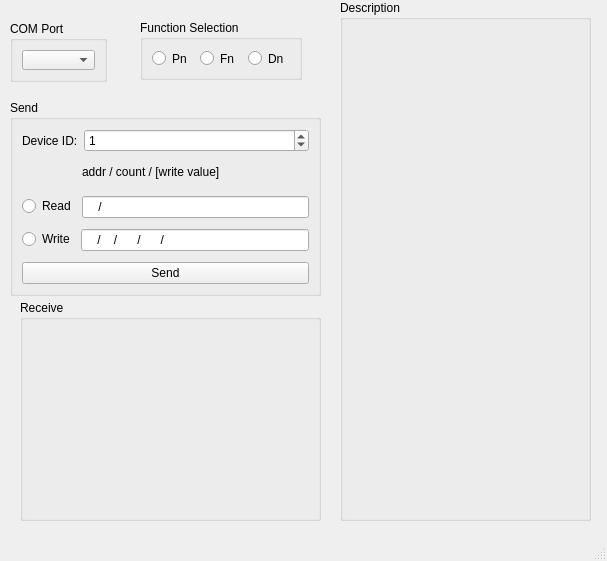
This is aasd15.ui in looninho/6DOF as Qt 5 draws it before an edit. The edited form follows.
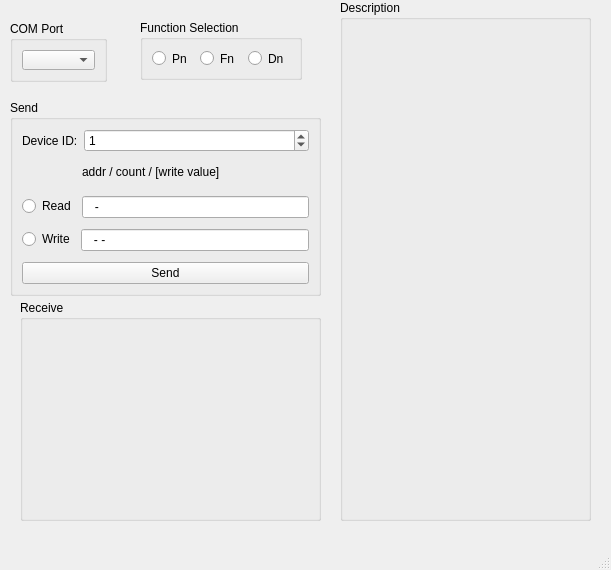
This is the edited form.

```diff
--- a/aasd15.ui
+++ b/aasd15.ui
@@ -6,8 +6,8 @@
    <rect>
     <x>0</x>
     <y>0</y>
-    <width>607</width>
-    <height>561</height>
+    <width>611</width>
+    <height>570</height>
    </rect>
   </property>
   <property name="windowTitle">
@@ -145,10 +145,10 @@
        <item row="0" column="1">
         <widget class="QLineEdit" name="lineEdit">
          <property name="inputMask">
-          <string>999 / 09</string>
+          <string>999-99</string>
          </property>
          <property name="text">
-          <string> / </string>
+          <string>-</string>
          </property>
         </widget>
        </item>
@@ -166,10 +166,10 @@
        <item row="0" column="1">
         <widget class="QLineEdit" name="lineEdit_2">
          <property name="inputMask">
-          <string>999 / 99 / 9999 / 9999 / 9999</string>
+          <string>999-9-99999</string>
          </property>
          <property name="text">
-          <string> /  /  /  / </string>
+          <string>--</string>
          </property>
         </widget>
        </item>
```
Left out of the diff: 22 changed lines with no effect on the pictures.
